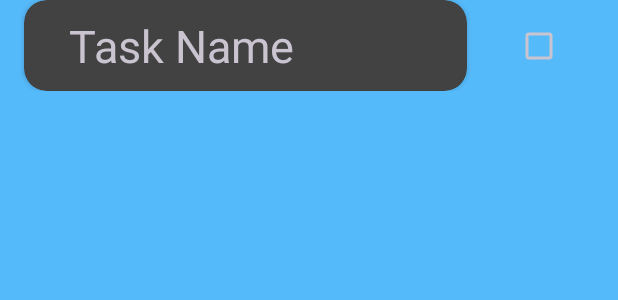
After one commit to miloszkryzia1/android-remember-app, an Android app: the layout board_task_item.xml on its own in the app's theme, with its tools: preview values and no code run, on a phone screen of 412 x 824 dp. The commit adds this screen. Shown: the top 300 px of the screen. Run offline under Robolectric (Android 15) with nearby library versions, the phone set to English and light mode, and no system bars.

Commit message:
add view for task items and an Adapter for their list

```diff
--- a/app/src/main/java/com/example/trellocloneapp/NewBoardActivity.kt
+++ b/app/src/main/java/com/example/trellocloneapp/NewBoardActivity.kt
@@ -16,6 +16,7 @@ import androidx.core.app.NavUtils
 import androidx.drawerlayout.widget.DrawerLayout
 import com.example.trellocloneapp.adapters.ColorPickerAdapter
 import com.example.trellocloneapp.models.BoardModel
+import com.example.trellocloneapp.models.TaskModel
 import kotlin.random.Random
 
 class NewBoardActivity : AppCompatActivity() {
@@ -74,7 +75,7 @@ class NewBoardActivity : AppCompatActivity() {
             val board = BoardModel(
                 name = brdName,
                 color = currentColor!!,
-                tasks = emptyList(),
+                tasks = mutableListOf<TaskModel>(),
                 id = brdId
             )
             MainActivity.mostRecentBoard = board
--- a/app/src/main/java/com/example/trellocloneapp/models/BoardModel.kt
+++ b/app/src/main/java/com/example/trellocloneapp/models/BoardModel.kt
@@ -3,6 +3,6 @@ package com.example.trellocloneapp.models
 data class BoardModel(
     var name: String,
     var color: Int,
-    var tasks: List<TaskModel>,
+    var tasks: MutableList<TaskModel>,
     var id: Int
 )
--- a/app/src/main/res/layout/activity_board.xml
+++ b/app/src/main/res/layout/activity_board.xml
@@ -24,7 +24,6 @@
         android:id="@+id/tasksRecView"
         android:layout_width="0dp"
         android:layout_height="wrap_content"
-        android:layout_marginStart="16dp"
         android:layout_marginTop="21dp"
         android:layout_marginEnd="16dp"
         app:layout_constraintEnd_toEndOf="parent"
--- /dev/null
+++ b/app/src/main/res/layout/board_task_item.xml
@@ -0,0 +1,45 @@
+<?xml version="1.0" encoding="utf-8"?>
+<androidx.constraintlayout.widget.ConstraintLayout xmlns:android="http://schemas.android.com/apk/res/android"
+    xmlns:app="http://schemas.android.com/apk/res-auto"
+    xmlns:tools="http://schemas.android.com/tools"
+    android:layout_width="match_parent"
+    android:layout_height="wrap_content"
+    android:background="#00000000"
+    android:layout_marginBottom="15dp">
+
+    <androidx.cardview.widget.CardView
+        android:id="@+id/cardView"
+        android:layout_width="0dp"
+        android:layout_height="wrap_content"
+        android:layout_marginStart="16dp"
+        android:layout_marginEnd="11dp"
+        android:background="@color/second_bg"
+        app:cardCornerRadius="15dp"
+        app:layout_constraintEnd_toStartOf="@+id/checkBox"
+        app:layout_constraintStart_toStartOf="parent"
+        app:layout_constraintTop_toTopOf="parent">
+
+        <TextView
+            android:id="@+id/taskNameTxt"
+            android:layout_width="match_parent"
+            android:layout_height="wrap_content"
+            android:layout_marginStart="30dp"
+            android:layout_marginTop="10dp"
+            android:layout_marginEnd="10dp"
+            android:layout_marginBottom="10dp"
+            android:text="Task Name"
+            android:textSize="30sp" />
+
+    </androidx.cardview.widget.CardView>
+
+    <CheckBox
+        android:id="@+id/checkBox"
+        android:layout_width="73dp"
+        android:layout_height="53dp"
+        android:layout_marginEnd="16dp"
+        app:layout_constraintBottom_toBottomOf="parent"
+        app:layout_constraintEnd_toEndOf="parent"
+        app:layout_constraintStart_toEndOf="@+id/cardView"
+        app:layout_constraintTop_toTopOf="parent" />
+
+</androidx.constraintlayout.widget.ConstraintLayout>
```
Also changed, not shown: app/src/main/java/com/example/trellocloneapp/BoardActivity.kt (+18 -0 lines), app/src/main/java/com/example/trellocloneapp/adapters/TaskListAdapter.kt (added, +36 -0 lines).
